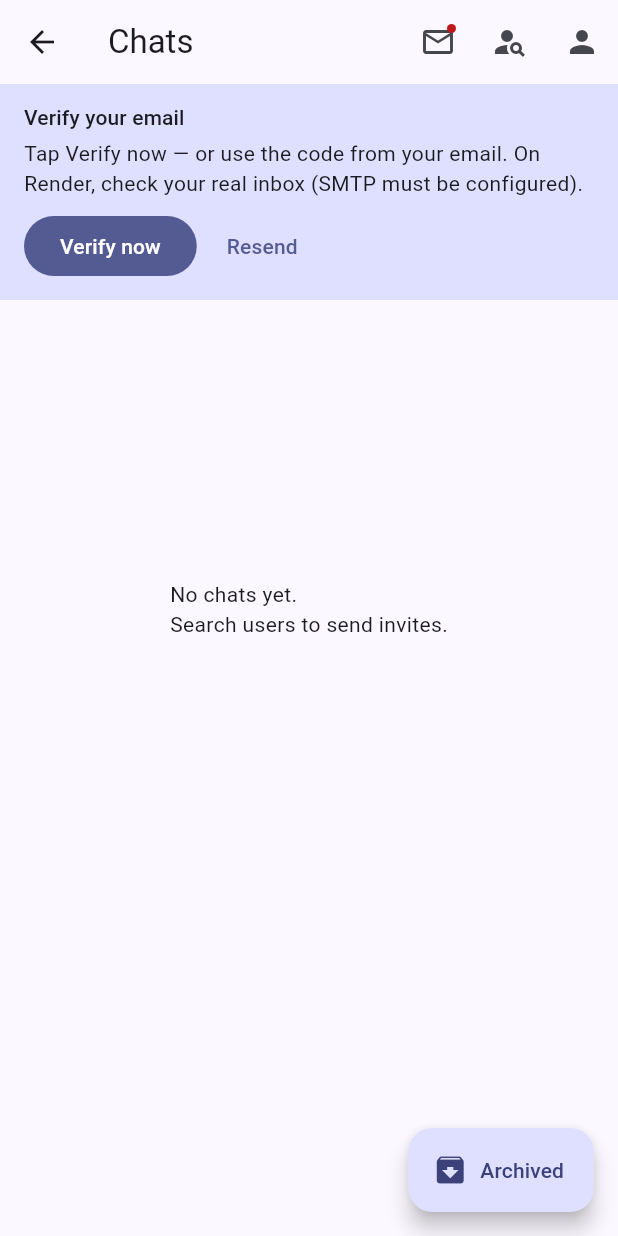
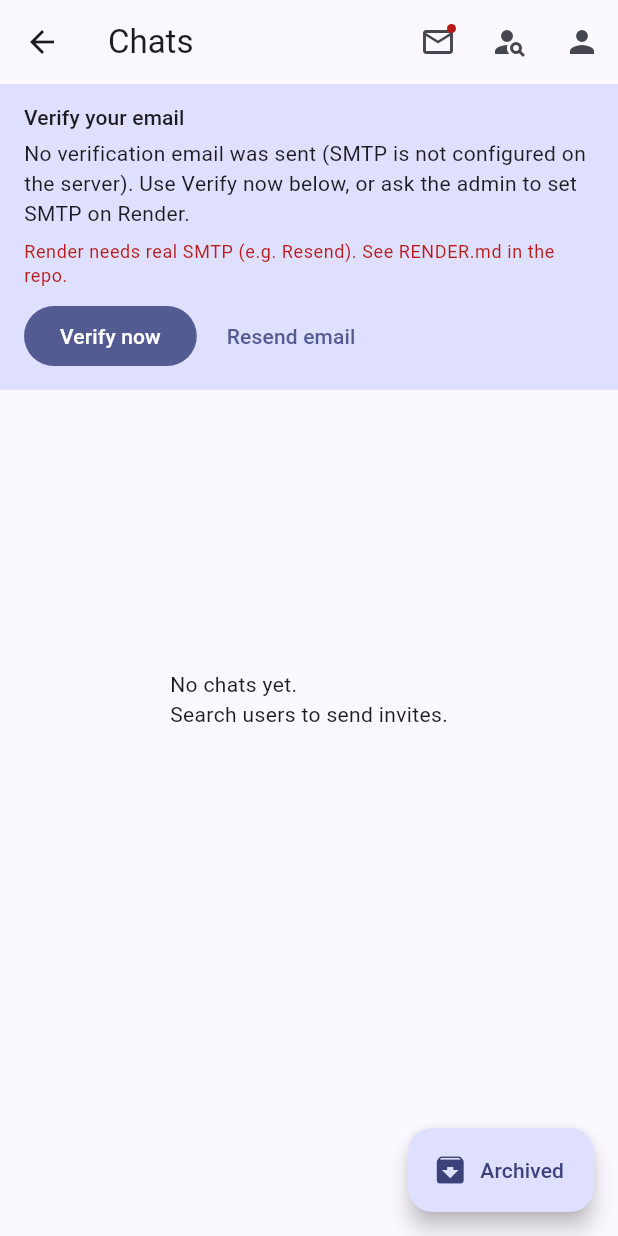
Before and after one commit to beerustuhoo/messenger, a Flutter app: the HomeScreen screen opened directly, on a phone screen of 412 x 824 dp. Run offline on Flutter 3.47's test engine with Material 3 defaults, Android fonts, the phone set to English and light mode, and no system bars; our stand-ins replace audioplayers, cached_network_image, flutter_image_compress, flutter_local_notifications, flutter_secure_storage, image_picker and 4 more; missing offline and left inert: record; accounts and stored records are empty; network calls fail.

Commit message:
Improve registration feedback and verification email delivery status
Co-authored-by: Cursor <cursoragent@cursor.com>

```diff
--- a/mobile/lib/widgets/verification_banner.dart
+++ b/mobile/lib/widgets/verification_banner.dart
@@ -15,6 +15,8 @@ class VerificationBanner extends StatelessWidget {
     }
 
     final token = state.pendingVerificationToken;
+    final emailSent = state.lastVerificationEmailSent;
+
     return Material(
       color: Theme.of(context).colorScheme.primaryContainer,
       child: Padding(
@@ -24,9 +26,20 @@ class VerificationBanner extends StatelessWidget {
           children: [
             Text('Verify your email', style: Theme.of(context).textTheme.titleSmall),
             const SizedBox(height: 4),
-            const Text(
-              'Tap Verify now — or use the code from your email. On Render, check your real inbox (SMTP must be configured).',
+            Text(
+              emailSent
+                  ? 'We sent a verification email to ${state.user!.email ?? 'your address'}. Open the link in that message, or use Verify now below.'
+                  : 'No verification email was sent (SMTP is not configured on the server). Use Verify now below, or ask the admin to set SMTP on Render.',
             ),
+            if (!emailSent) ...[
+              const SizedBox(height: 8),
+              Text(
+                'Render needs real SMTP (e.g. Resend). See RENDER.md in the repo.',
+                style: Theme.of(context).textTheme.bodySmall?.copyWith(
+                      color: Theme.of(context).colorScheme.error,
+                    ),
+              ),
+            ],
             if (token != null) ...[
               const SizedBox(height: 8),
               SelectableText(
@@ -69,10 +82,16 @@ class VerificationBanner extends StatelessWidget {
                 TextButton(
                   onPressed: () async {
                     try {
-                      await state.resendVerification();
+                      final sent = await state.resendVerification();
                       if (context.mounted) {
                         ScaffoldMessenger.of(context).showSnackBar(
-                          const SnackBar(content: Text('New code sent — check your email')),
+                          SnackBar(
+                            content: Text(
+                              sent
+                                  ? 'Verification email sent — check your inbox and spam folder.'
+                                  : 'Could not send email. SMTP is not set up on the server.',
+                            ),
+                          ),
                         );
                       }
                     } catch (e) {
@@ -81,7 +100,7 @@ class VerificationBanner extends StatelessWidget {
                       }
                     }
                   },
-                  child: const Text('Resend'),
+                  child: const Text('Resend email'),
                 ),
               ],
             ),
```
Also changed, not shown: mobile/lib/providers/app_state.dart (+8 -2 lines), mobile/lib/screens/auth_screen.dart (+22 -9 lines), 6 other files.
